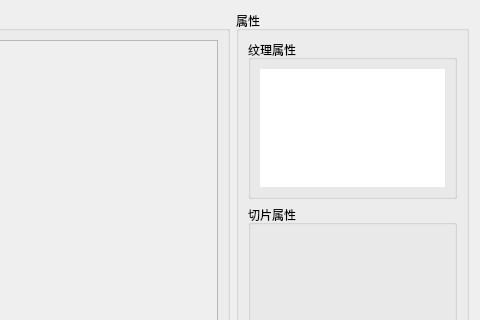
Qt form ImageSlicer/ImageSlicer/Modules/SlicePanel/SlicePanel.ui (cnscj/ImageSlicer) before a commit; both pictures show x 320 to 800 and y 0 to 320 of the 800 by 600 pixel window.
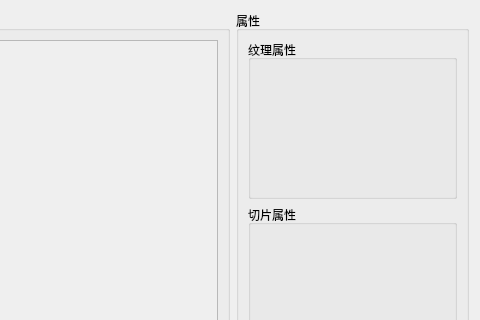
The same form after that commit. Custom widgets are drawn as their Qt base class.

```diff
--- a/ImageSlicer/ImageSlicer/Modules/SlicePanel/SlicePanel.ui
+++ b/ImageSlicer/ImageSlicer/Modules/SlicePanel/SlicePanel.ui
@@ -113,6 +113,9 @@
            <property name="autoFillBackground">
             <bool>true</bool>
            </property>
+           <property name="styleSheet">
+            <string notr="true">background-color:transparent</string>
+           </property>
            <property name="frameShape">
             <enum>QFrame::NoFrame</enum>
            </property>
```
